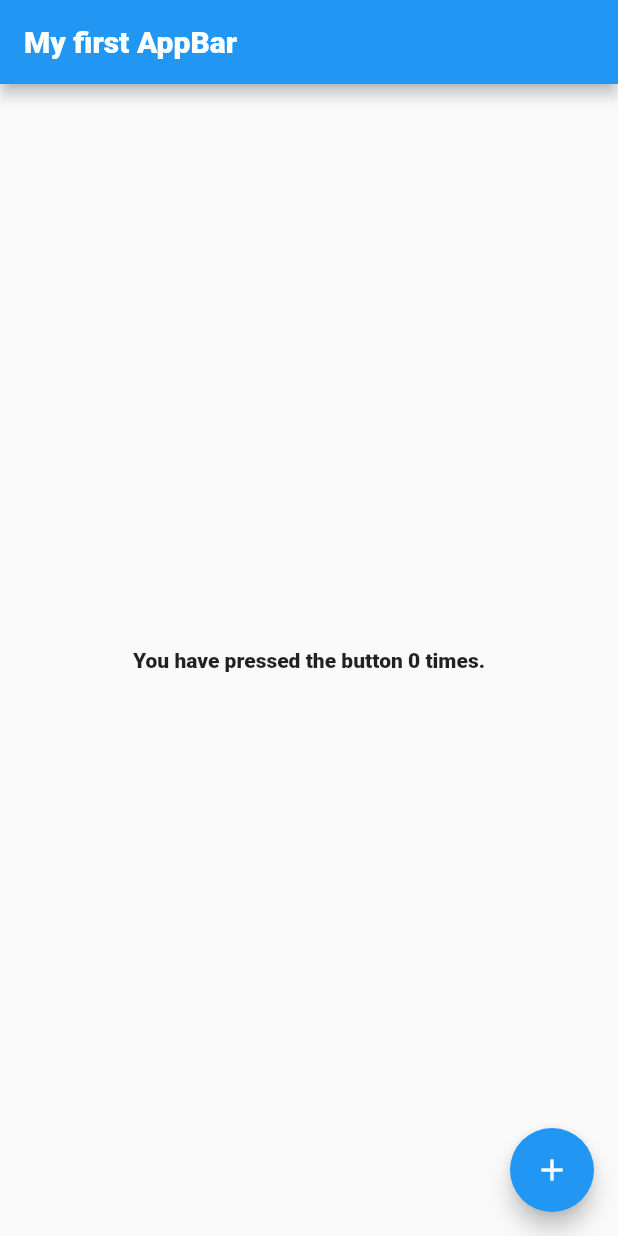
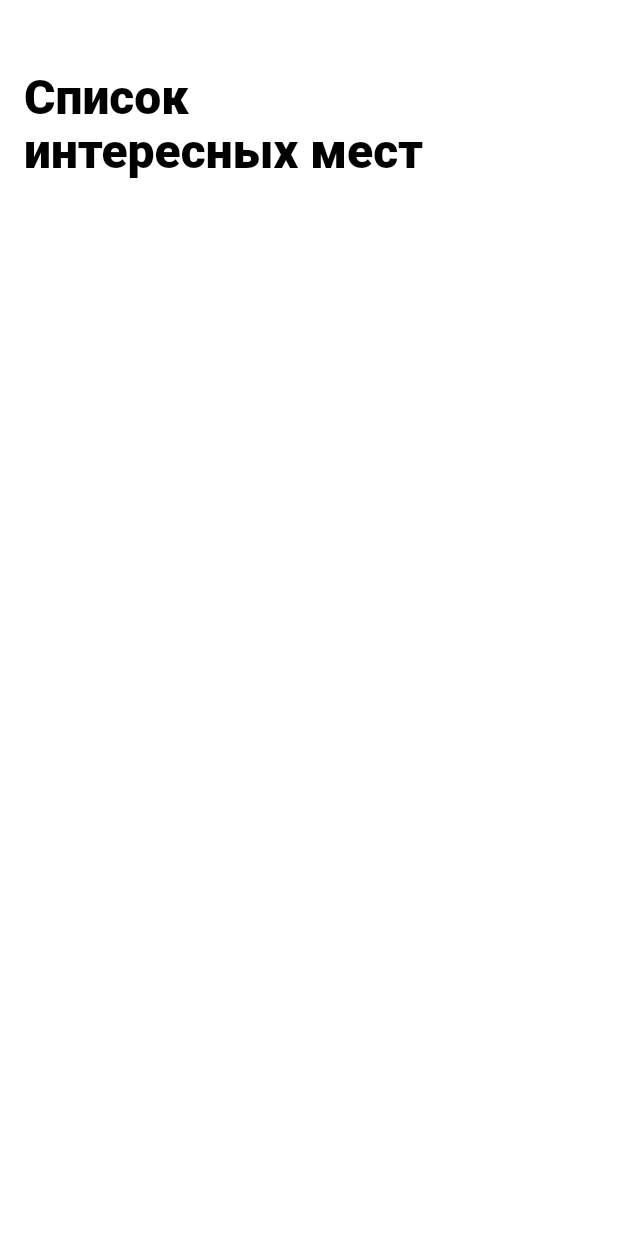
Before and after one commit to alexander2302/surf-flutter-course-zayats, a Flutter app: the screen it shows after launch, on a phone screen of 412 x 824 dp. Run offline on Flutter 3.47's test engine with Material 2 defaults, Android fonts, the phone set to English and light mode, and no system bars.

Commit message:
HW 4.2.1 AppBar and Text

```diff
--- a/places/lib/ui/screen/sight_list_screen.dart
+++ b/places/lib/ui/screen/sight_list_screen.dart
@@ -10,20 +10,40 @@ class SightListScreen extends StatefulWidget {
   _SightListScreenState createState() => _SightListScreenState();
 }
 
+/*
+ * В качетсве заголовка использовал AppBar, но его title настроить согласно
+ * дизайну не удалось, уперся в то что title нельзя пододвинуть ниже по высоте
+ * (маржины, падинги и многие другие способы не сработали, тогда
+ * вспомнил что в уроке 4.1 расказывали о PreferredSize, с его помощью получилось)
+ * не уверен это правильный подход или нет
+*/
 class _SightListScreenState extends State<SightListScreen> {
-  int _counter = 0;
-
   @override
   Widget build(BuildContext context) {
     return Scaffold(
+      backgroundColor: Colors.white,
       appBar: AppBar(
-        title: const Text('My first AppBar'),
-      ),
-      body: Center(child: Text('You have pressed the button $_counter times.')),
-      floatingActionButton: FloatingActionButton(
-        onPressed: () => setState(() => _counter++),
-        tooltip: 'Increment Counter',
-        child: const Icon(Icons.add),
+        centerTitle: false, //disable center position for title
+        elevation: 0, //disable shadow
+        backgroundColor: Colors.white,
+        bottom: PreferredSize(
+          preferredSize: Size.fromHeight(64),
+          child: Container(
+            width: double.infinity,
+            margin: EdgeInsets.only(left: 16.0, right: 16.0),
+            child: Text(
+              'Список \nинтересных мест',
+              style: TextStyle(
+                  color: Colors.black,
+                  fontSize: 32,
+                  fontWeight: FontWeight.w700,
+                  fontFamily: 'RobotoBlack',
+                  height: 1.12),
+              maxLines: 2,
+              overflow: TextOverflow.ellipsis,
+            ),
+          ),
+        ),
       ),
     );
   }
```
